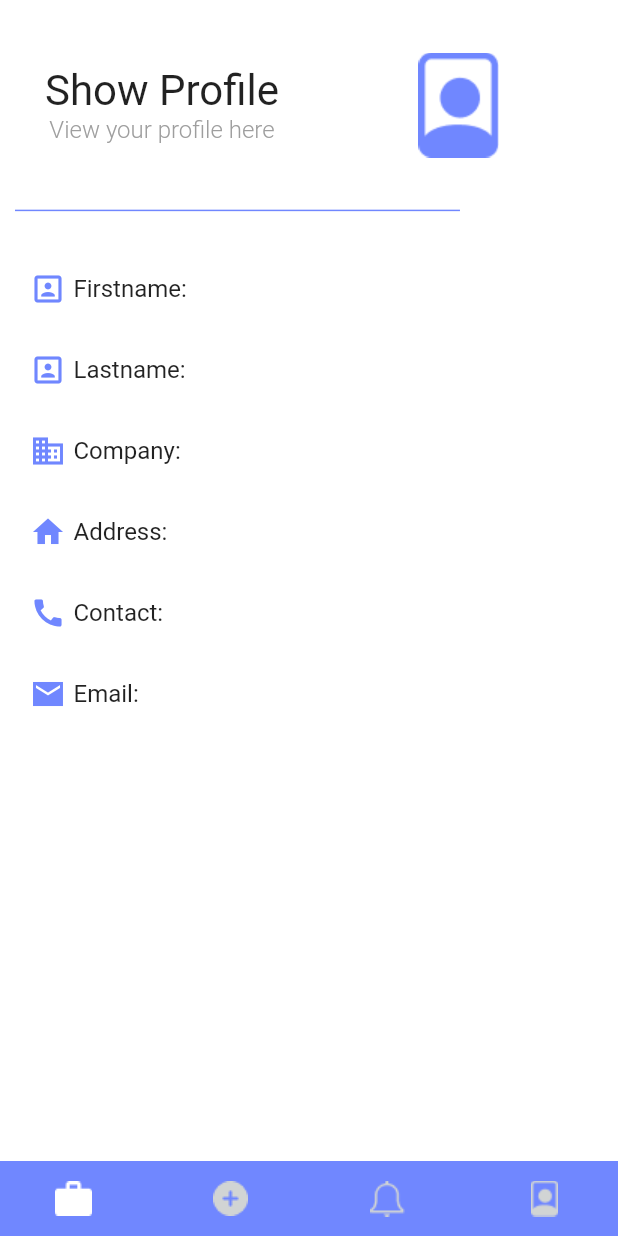
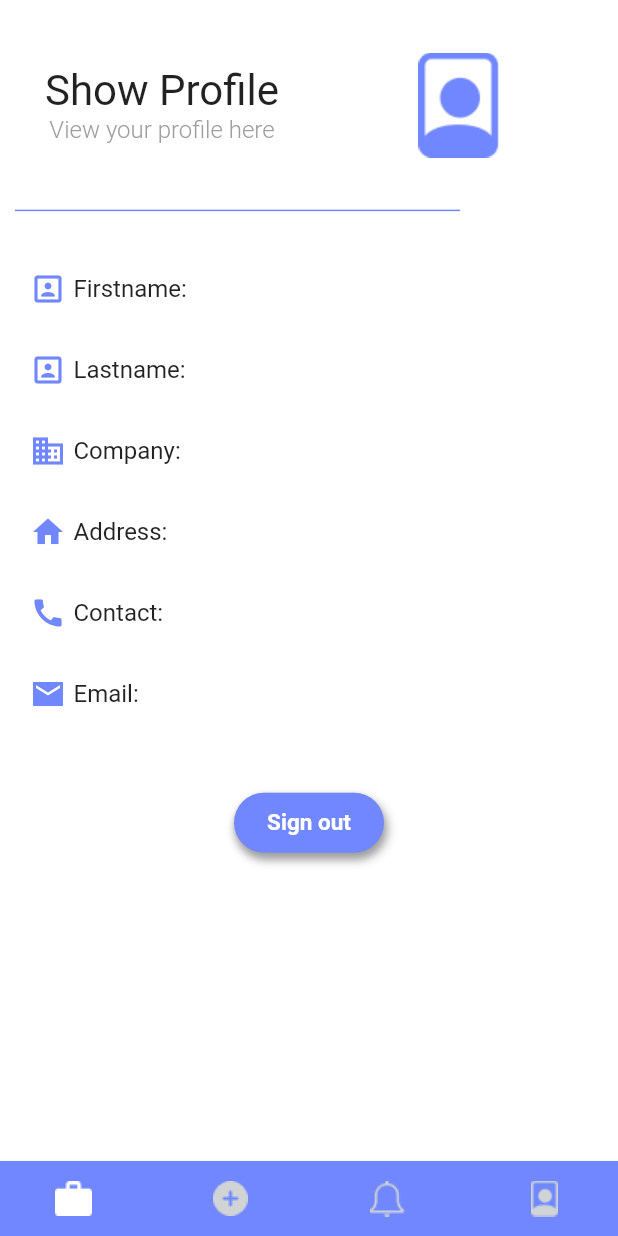
Before and after one commit to BlackCerulean/TAB, a Flutter app: the Profile screen opened directly, on a phone screen of 412 x 824 dp. Run offline on Flutter 3.47's test engine with Material 2 defaults, Android fonts, the phone set to English and light mode, and no system bars; our stand-ins replace cloud_firestore, firebase_auth, firebase_core, firebase_storage, flutter_svg, google_fonts; accounts and stored records are empty.

Commit message:
[Add] SignOut button in Profile page
Finally we can logout our application  \( ﾟヮﾟ)/

```diff
--- a/task_assigning_board/lib/screen/Profile.dart
+++ b/task_assigning_board/lib/screen/Profile.dart
@@ -1,4 +1,5 @@
 import 'package:firebase_auth/firebase_auth.dart';
+import 'package:firebase_storage/firebase_storage.dart';
 import 'package:flutter/material.dart';
 import 'package:cloud_firestore/cloud_firestore.dart';
 import 'package:flutter/material.dart';
@@ -6,19 +7,23 @@ import 'package:google_fonts/google_fonts.dart';
 import 'package:task_assigning_board/component/bottom_nav.dart';
 import 'package:task_assigning_board/screen/Authen.dart';
 import 'package:task_assigning_board/component/backgroundRegis.dart';
+import 'package:firebase_core/firebase_core.dart';
 
 import '../size_config.dart';
 
+
+  final User user = FirebaseAuth.instance.currentUser;
 class Profile extends StatelessWidget {
   @override
-  var uid = FirebaseAuth.instance.currentUser.uid;
+  var _auth = FirebaseAuth.instance;
+   final uid = user.uid;
   Widget build(BuildContext context) {
     SizeConfig().init(context);
     double defaultSize = SizeConfig.defaultSize;
     return StreamBuilder<DocumentSnapshot>(
         stream: FirebaseFirestore.instance
             .collection('TAB Users')
-            .doc(uid)
+            .doc(FirebaseAuth.instance.currentUser.uid)
             .snapshots(),
         builder:
             (BuildContext context, AsyncSnapshot<DocumentSnapshot> snapshot) {
@@ -51,7 +56,8 @@ class Profile extends StatelessWidget {
                                               fontSize: 28,
                                             )))),
                                     Container(
-                                      margin: EdgeInsets.fromLTRB(30, 0, 70, 0),
+                                        margin:
+                                            EdgeInsets.fromLTRB(30, 0, 70, 0),
                                         child: Text('View your profile here',
                                             style: GoogleFonts.roboto(
                                                 textStyle: TextStyle(
@@ -252,7 +258,53 @@ class Profile extends StatelessWidget {
                               )))),
                     ],
                   ),
-                // Padding(padding: EdgeInsets.fromLTRB(0, 0, 0, 50)),
+                  Padding(padding: EdgeInsets.fromLTRB(0, 0, 0, 50)),
+                  Container(
+                    alignment: Alignment.center,
+                    child: RaisedButton(
+                      onPressed: () async {
+                        print('Bye ${uid}');
+                        await Firebase.initializeApp().then((value) async {
+                          await _auth.signOut().then((response) =>
+                              Navigator.pushReplacement(
+                                  context,
+                                  MaterialPageRoute(
+                                      builder: (context) => LoginScreen())));
+                        });
+                      },
+                      shape: RoundedRectangleBorder(
+                          borderRadius: BorderRadius.circular(80.0)),
+                      textColor: Colors.white,
+                      padding: const EdgeInsets.all(0),
+                      child: Container(
+                        alignment: Alignment.center,
+                        height: 40.0,
+                        width: 100.0,
+                        decoration: new BoxDecoration(
+                          borderRadius: BorderRadius.circular(80.0),
+                          color: mainColor,
+                          boxShadow: [
+                            BoxShadow(
+                              color: Colors.grey.withOpacity(1),
+                              spreadRadius: 0,
+                              blurRadius: 5,
+                              offset:
+                                  Offset(2, 4), // changes position of shadow
+                            ),
+                          ],
+                        ),
+                        padding: const EdgeInsets.all(0),
+                        child: Text(
+                          "Sign out",
+                          textAlign: TextAlign.center,
+                          style: TextStyle(
+                            fontWeight: FontWeight.bold,
+                            fontSize: 15,
+                          ),
+                        ),
+                      ),
+                    ),
+                  ),
                 ],
               ),
             ),
```
Also changed, not shown: task_assigning_board/lib/screen/Authen.dart (+43 -16 lines). Lines whose indentation alone changed are shown as unchanged.
